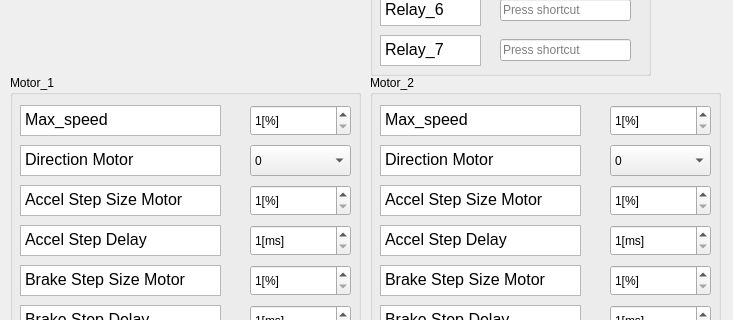
First picture: the form in ui/control_config.ui, repository jruelli/pluto_control, before the edit; both pictures show x 0 to 733 and y 285 to 605 of the 733 by 692 pixel window.
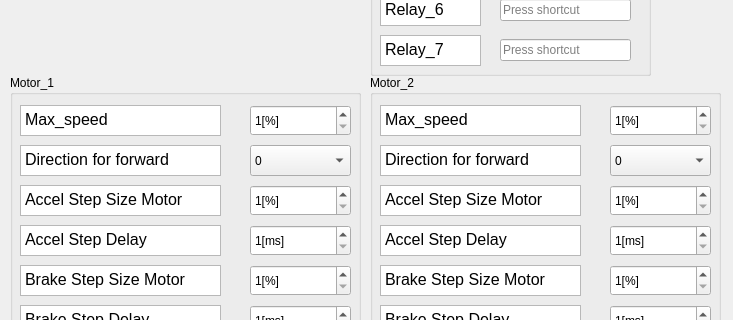
Second picture: the form after the edit.

The edit to the form file:
```diff
--- a/ui/control_config.ui
+++ b/ui/control_config.ui
@@ -556,8 +556,8 @@
      <string>&lt;!DOCTYPE HTML PUBLIC &quot;-//W3C//DTD HTML 4.0//EN&quot; &quot;http://www.w3.org/TR/REC-html40/strict.dtd&quot;&gt;
 &lt;html&gt;&lt;head&gt;&lt;meta name=&quot;qrichtext&quot; content=&quot;1&quot; /&gt;&lt;style type=&quot;text/css&quot;&gt;
 p, li { white-space: pre-wrap; }
-&lt;/style&gt;&lt;/head&gt;&lt;body style=&quot; font-family:'MS Shell Dlg 2'; font-size:12pt; font-weight:400; font-style:normal;&quot;&gt;
-&lt;p style=&quot; margin-top:0px; margin-bottom:0px; margin-left:0px; margin-right:0px; -qt-block-indent:0; text-indent:0px;&quot;&gt;Direction Motor&lt;/p&gt;&lt;/body&gt;&lt;/html&gt;</string>
+&lt;/style&gt;&lt;/head&gt;&lt;body style=&quot; font-family:'MS Shell Dlg 2'; font-size:8.25pt; font-weight:400; font-style:normal;&quot;&gt;
+&lt;p style=&quot; margin-top:0px; margin-bottom:0px; margin-left:0px; margin-right:0px; -qt-block-indent:0; text-indent:0px;&quot;&gt;&lt;span style=&quot; font-size:12pt;&quot;&gt;Direction for forward&lt;/span&gt;&lt;/p&gt;&lt;/body&gt;&lt;/html&gt;</string>
     </property>
    </widget>
    <widget class="QTextEdit" name="tE_Brake_delay_1">
@@ -816,8 +816,8 @@
      <string>&lt;!DOCTYPE HTML PUBLIC &quot;-//W3C//DTD HTML 4.0//EN&quot; &quot;http://www.w3.org/TR/REC-html40/strict.dtd&quot;&gt;
 &lt;html&gt;&lt;head&gt;&lt;meta name=&quot;qrichtext&quot; content=&quot;1&quot; /&gt;&lt;style type=&quot;text/css&quot;&gt;
 p, li { white-space: pre-wrap; }
-&lt;/style&gt;&lt;/head&gt;&lt;body style=&quot; font-family:'MS Shell Dlg 2'; font-size:12pt; font-weight:400; font-style:normal;&quot;&gt;
-&lt;p style=&quot; margin-top:0px; margin-bottom:0px; margin-left:0px; margin-right:0px; -qt-block-indent:0; text-indent:0px;&quot;&gt;Direction Motor&lt;/p&gt;&lt;/body&gt;&lt;/html&gt;</string>
+&lt;/style&gt;&lt;/head&gt;&lt;body style=&quot; font-family:'MS Shell Dlg 2'; font-size:8.25pt; font-weight:400; font-style:normal;&quot;&gt;
+&lt;p style=&quot; margin-top:0px; margin-bottom:0px; margin-left:0px; margin-right:0px; -qt-block-indent:0; text-indent:0px;&quot;&gt;&lt;span style=&quot; font-size:12pt;&quot;&gt;Direction for forward&lt;/span&gt;&lt;/p&gt;&lt;/body&gt;&lt;/html&gt;</string>
     </property>
    </widget>
    <widget class="QTextEdit" name="tE_Brake_delay_2">
```
Left out of the diff: 92 changed lines with no effect on the pictures.
